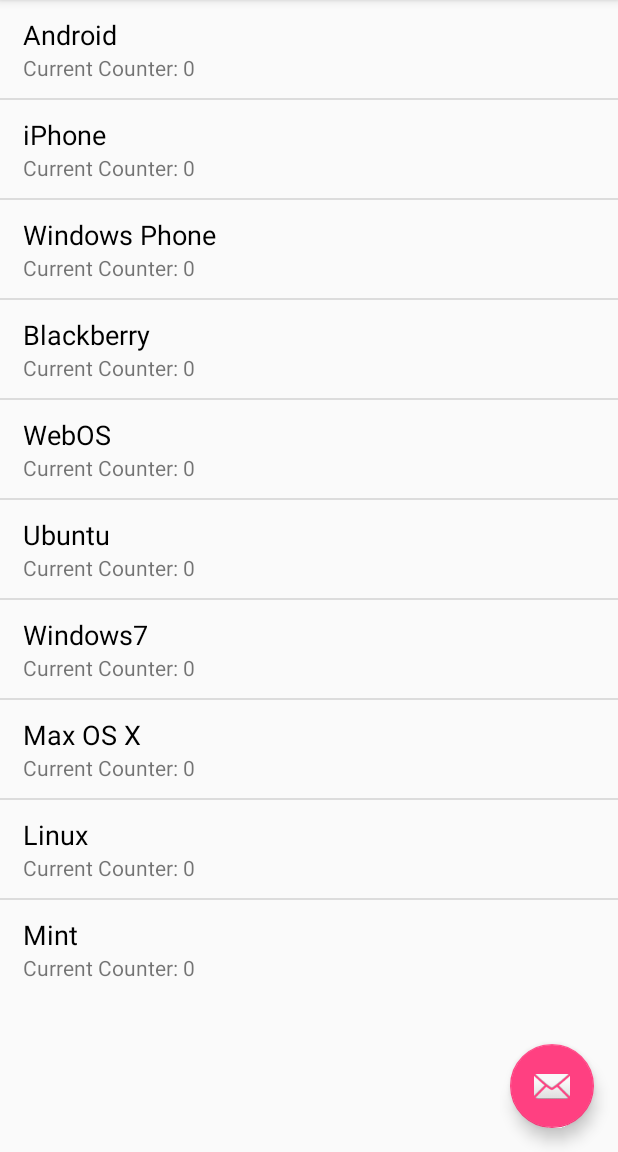
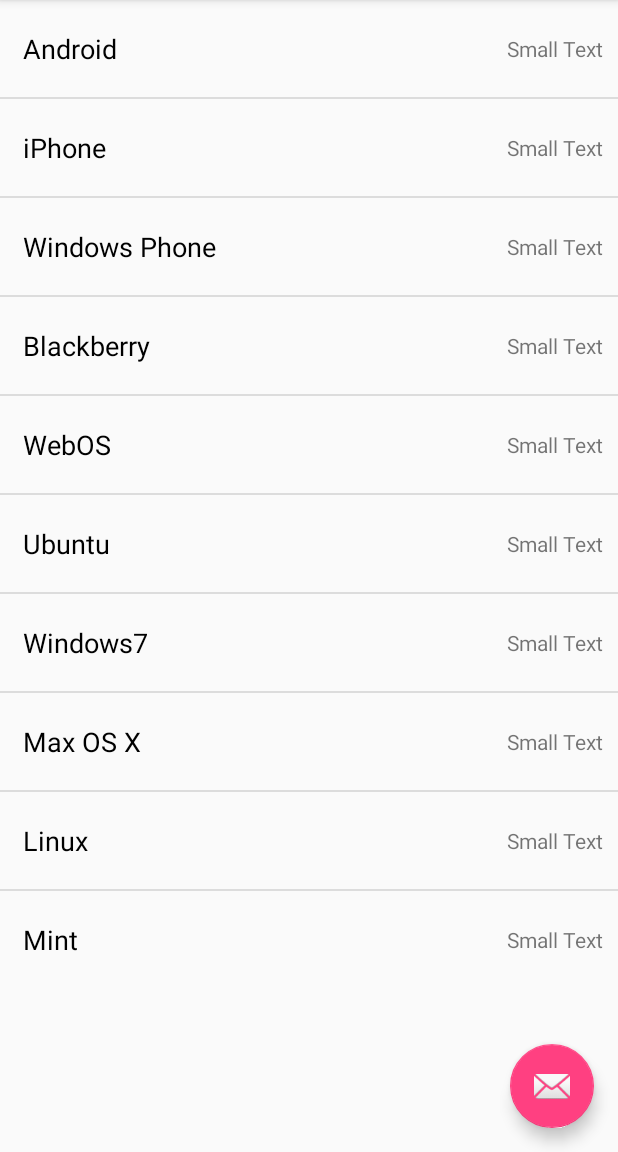
Before and after one commit to SPKB24/TodoApplication, an Android app: the screen it shows after launch (MainActivity), on a phone screen of 412 x 824 dp, the part 84-1236 px from its top. Run offline under Robolectric (Android 15) with nearby library versions, the phone set to English and light mode, and no system bars.

Commit message:
Possible good change, probably not though

```diff
--- a/app/src/main/java/com/example/spal/todoapplication/CustomAdapter.java
+++ b/app/src/main/java/com/example/spal/todoapplication/CustomAdapter.java
@@ -17,7 +17,7 @@ class CustomAdapter extends ArrayAdapter< PollItem > {
     public View getView(int position, View convertView, ViewGroup parent) {
 
         LayoutInflater inflater = LayoutInflater.from(getContext());
-        View view = inflater.inflate(R.layout.custom_row, parent, false);
+        View view = inflater.from(getContext()).inflate(R.layout.custom_row, parent, false);
 
         PollItem item = getItem(position);
 
@@ -27,7 +27,7 @@ class CustomAdapter extends ArrayAdapter< PollItem > {
 
         // Populate both TextViews
         headTextItem.setText(item.getValue());
-        subTextItem.setText("Current Counter: " + item.getNumVotes());
+        //subTextItem.setText(5);
 
         return view;
     }
--- a/app/src/main/java/com/example/spal/todoapplication/MainActivity.java
+++ b/app/src/main/java/com/example/spal/todoapplication/MainActivity.java
@@ -96,7 +96,11 @@ public class MainActivity extends AppCompatActivity {
                 // deal with multiple winners
                 for (int i = 0; i < winners.size(); i++) {
                     if (i == winners.size() - 1) {
-                        message += " and " + winners.get(i) + " were chosen " +
+                        if (winners.size() == 2) {
+                            message += " ";
+                        }
+
+                        message += "and " + winners.get(i) + " were chosen " +
                                 winners.get(i).getNumVotes();
                         message += (winners.get(0).getNumVotes() > 1 ? " times": " time");
                     } else {
@@ -107,7 +111,6 @@ public class MainActivity extends AppCompatActivity {
                     }
                 }
             }
-
         }
 
         Toast.makeText(MainActivity.this, message, Toast.LENGTH_SHORT).show();
--- a/app/src/main/res/layout/custom_row.xml
+++ b/app/src/main/res/layout/custom_row.xml
@@ -3,12 +3,11 @@
     android:layout_width="match_parent" android:layout_height="match_parent">
 
 
-    <LinearLayout
-        android:orientation="vertical"
+    <RelativeLayout
         android:layout_width="match_parent"
         android:layout_height="wrap_content"
-        android:layout_marginBottom="5dp"
-        android:layout_marginTop="5dp">
+        android:layout_marginBottom="10dp"
+        android:layout_marginTop="10dp">
 
         <TextView
             android:layout_width="wrap_content"
@@ -17,17 +16,22 @@
             android:text="Large Text"
             android:textColor="@android:color/black"
             android:id="@+id/textViewHeader"
-            android:layout_marginTop="5dp"
-            android:layout_marginLeft="15dp"/>
+            android:layout_centerVertical="true"
+            android:layout_marginStart="15dp"
+            android:layout_marginTop="10dp"
+            android:layout_marginBottom="10dp"/>
 
         <TextView
             android:layout_width="wrap_content"
             android:layout_height="wrap_content"
             android:textAppearance="?android:attr/textAppearanceSmall"
             android:text="Small Text"
-            android:layout_marginLeft="15dp"
-            android:layout_marginBottom="5dp"
+            android:layout_alignParentEnd="true"
+            android:layout_marginTop="10dp"
+            android:layout_marginBottom="10dp"
+            android:layout_marginEnd="10dp"
+            android:layout_centerVertical="true"
             android:id="@+id/textViewSubTitle" />
 
-    </LinearLayout>
+    </RelativeLayout>
 </LinearLayout>
```
Also changed, not shown: 2 other files.
